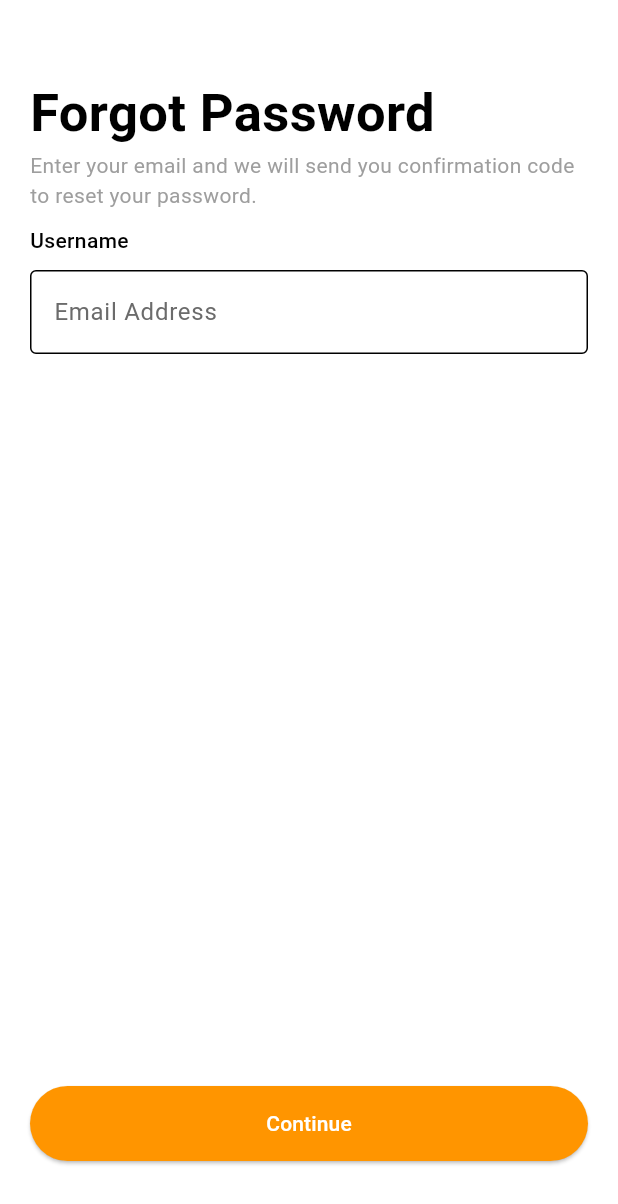
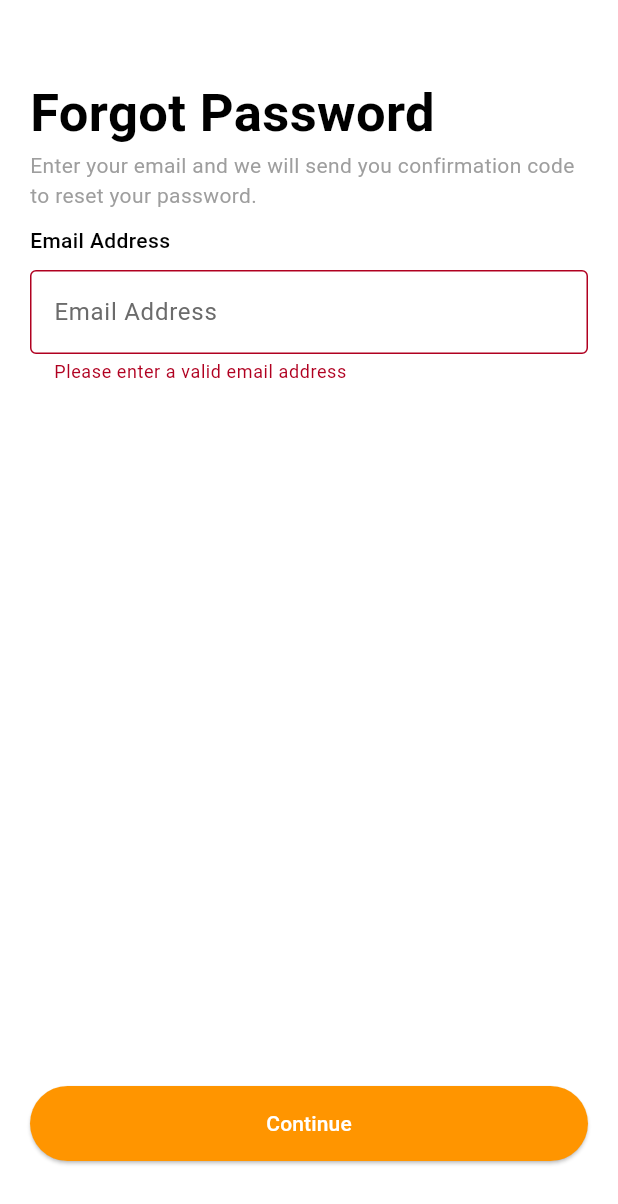
Before and after one commit to 3SyedShayan/account_login, a Flutter app: the ForgotPasswordScreen screen opened directly, after a tap on "Continue", on a phone screen of 412 x 824 dp. Shown: the top 1204 px of the screen. Run offline on Flutter 3.47's test engine with Material 3 defaults, Android fonts, the phone set to English and light mode, and no system bars; our stand-ins replace firebase_auth, firebase_core; accounts and stored records are empty; Roboto replaces fonts that are missing (Poppins).

```diff
--- a/lib/screens/forgot_password.dart
+++ b/lib/screens/forgot_password.dart
@@ -1,4 +1,7 @@
+import 'package:firebase_auth/firebase_auth.dart';
 import 'package:flutter/material.dart';
+
+final _firebase = FirebaseAuth.instance;
 
 class ForgotPasswordScreen extends StatefulWidget {
   const ForgotPasswordScreen({super.key});
@@ -8,12 +11,46 @@ class ForgotPasswordScreen extends StatefulWidget {
 }
 
 class _ForgotPasswordScreenState extends State<ForgotPasswordScreen> {
+  final _form = GlobalKey<FormState>();
+
   String _enteredEmail = '';
+
+  void _resetPassword() async {
+    bool isValid = _form.currentState!.validate();
+    if (!isValid) {
+      return;
+    }
+
+    _form.currentState!.save();
+
+    try {
+      await _firebase.sendPasswordResetEmail(email: _enteredEmail);
+
+      ScaffoldMessenger.of(context).showSnackBar(
+        SnackBar(
+          content: Text('Password reset email sent to $_enteredEmail'),
+          backgroundColor: Colors.green,
+        ),
+      );
+
+      Navigator.pop(context); // Return to previous screen
+    } catch (error) {
+      ScaffoldMessenger.of(context).showSnackBar(
+        SnackBar(
+          content: Text('Error: ${error.toString()}'),
+          backgroundColor: Colors.red,
+        ),
+      );
+    }
+  }
+
   @override
   Widget build(BuildContext context) {
     return Scaffold(
       body: Padding(
         padding: const EdgeInsets.fromLTRB(20, 50, 20, 20),
+        child: Form(
+          key: _form,
           child: Column(
             crossAxisAlignment: CrossAxisAlignment.start,
             children: [
@@ -26,16 +63,20 @@ class _ForgotPasswordScreenState extends State<ForgotPasswordScreen> {
                 style: TextStyle(color: Colors.grey),
               ),
               SizedBox(height: 10),
-            Text("Username", style: TextStyle(fontWeight: FontWeight.w500)),
+              Text(
+                "Email Address",
+                style: TextStyle(fontWeight: FontWeight.w500),
+              ),
               SizedBox(height: 10),
               TextFormField(
+                keyboardType: TextInputType.emailAddress,
                 decoration: InputDecoration(
                   labelText: 'Email Address',
                   border: OutlineInputBorder(),
                 ),
                 validator: (value) {
-                if (value == null || value.isEmpty) {
-                  return 'Please enter your username';
+                  if (value == null || value.isEmpty || !value.contains('@')) {
+                    return 'Please enter a valid email address';
                   }
                   return null;
                 },
@@ -44,9 +85,13 @@ class _ForgotPasswordScreenState extends State<ForgotPasswordScreen> {
                 },
               ),
               Spacer(),
-            ElevatedButton(onPressed: () {}, child: Text("Continue")),
+              ElevatedButton(
+                onPressed: _resetPassword,
+                child: Text("Continue"),
+              ),
               SizedBox(height: 30),
             ],
+          ),
         ),
       ),
     );
--- a/pubspec.yaml
+++ b/pubspec.yaml
@@ -11,6 +11,7 @@ dependencies:
     sdk: flutter
   firebase_core: ^3.15.2
   firebase_auth: ^5.7.0
+  google_sign_in: ^7.1.1
 
 dev_dependencies:
   flutter_test:
```
Also changed, not shown: lib/auth/auth_services.dart (added, +9 -0 lines), lib/screens/login.dart (+7 -5 lines), lib/screens/register.dart (+44 -3 lines), lib/screens/onboarding.dart (added), pubspec.lock. Lines whose indentation alone changed are shown as unchanged.
